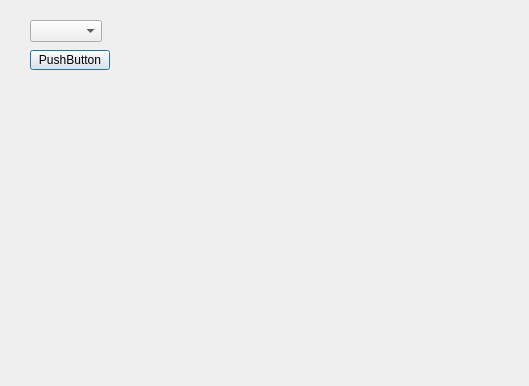
zhuangzuoyi/learn_qt, file serialport/RGB/dialog.ui: the form before one commit.
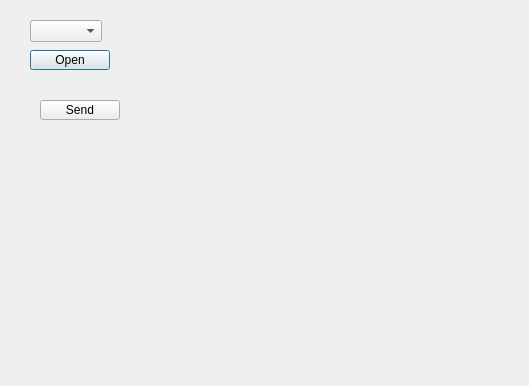
The form after the commit.

Patch:
```diff
--- a/serialport/RGB/dialog.ui
+++ b/serialport/RGB/dialog.ui
@@ -33,7 +33,20 @@
     </rect>
    </property>
    <property name="text">
-    <string>PushButton</string>
+    <string>Open</string>
+   </property>
+  </widget>
+  <widget class="QPushButton" name="send">
+   <property name="geometry">
+    <rect>
+     <x>40</x>
+     <y>100</y>
+     <width>80</width>
+     <height>20</height>
+    </rect>
+   </property>
+   <property name="text">
+    <string>Send</string>
    </property>
   </widget>
  </widget>
```
